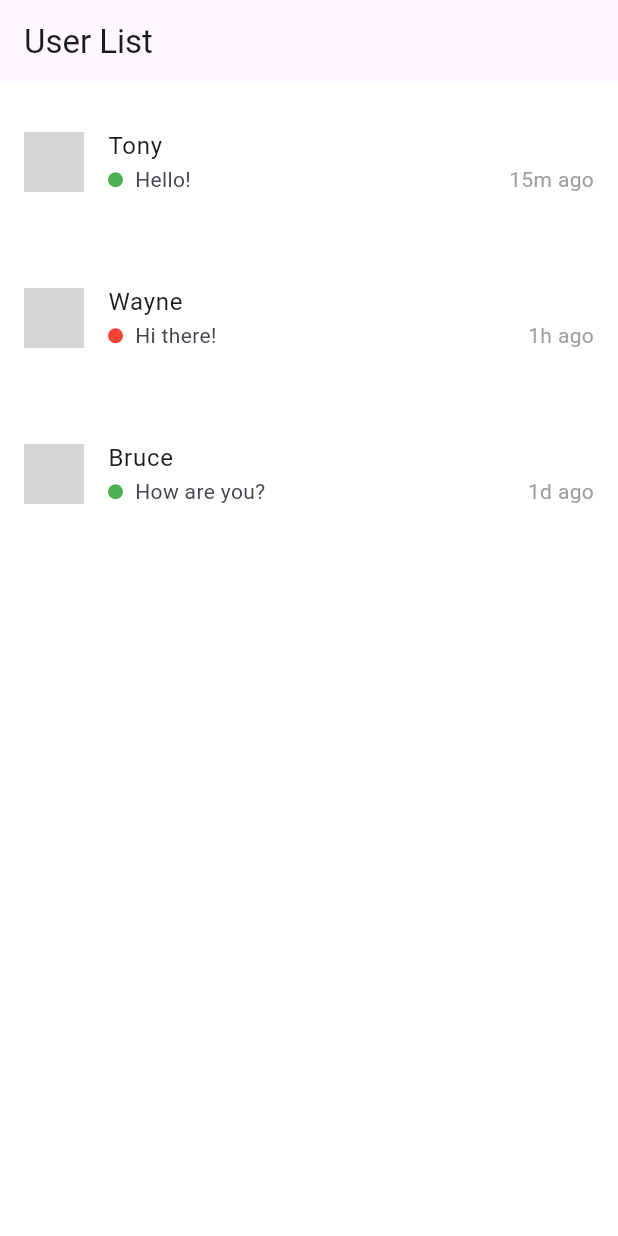
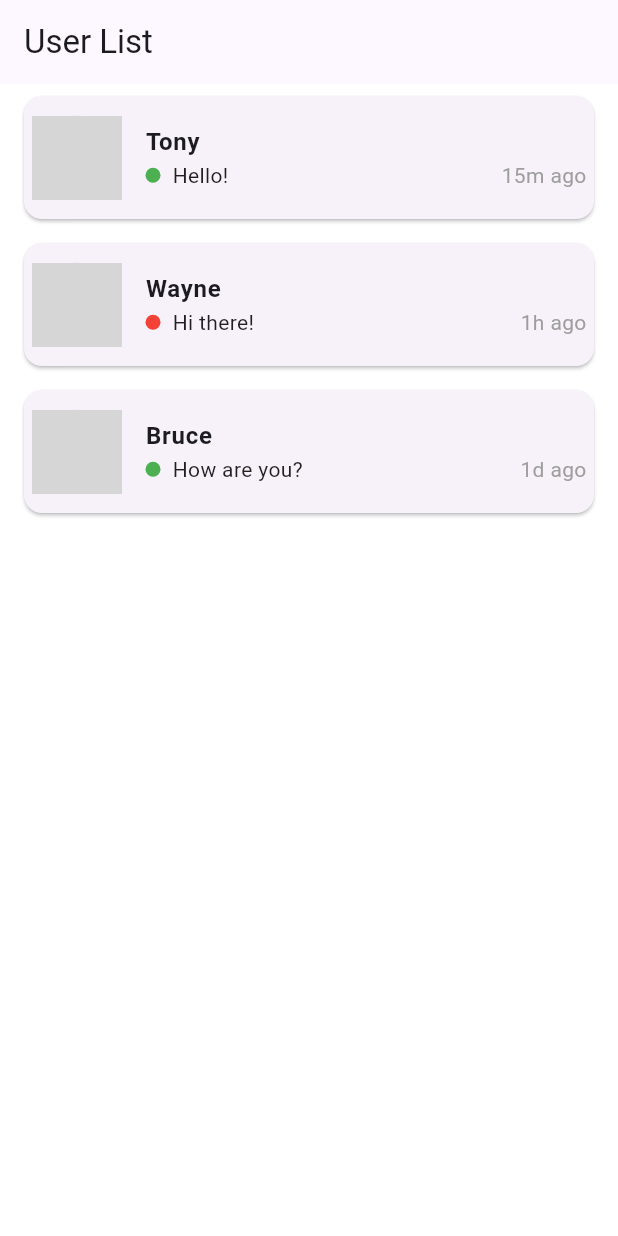
Before and after one commit to voidrlm/Messaging-App-Using-Flutter, a Flutter app: the screen it shows after launch, on a phone screen of 412 x 824 dp. Run offline on Flutter 3.47's test engine with Material 3 defaults, Android fonts, the phone set to English and light mode, and no system bars; network calls fail; grey boxes are pictures that could not be loaded.

Commit message:
Improved design

```diff
--- a/lib/modules/homeScreen/screen.dart
+++ b/lib/modules/homeScreen/screen.dart
@@ -38,12 +38,22 @@ class HomeScreen extends StatelessWidget {
       body: ListView.builder(
         itemCount: userList.length,
         itemBuilder: (context, index) {
-          return ListTile(
-            contentPadding: EdgeInsets.all(16.0),
+          return Card(
+            elevation: 1.0,
+            margin: EdgeInsets.symmetric(vertical: 8.0, horizontal: 16.0),
+            child: ListTile(
+              contentPadding: EdgeInsets.all(5.0),
               leading: CircleAvatar(
+                radius: 30.0,
                 backgroundImage: NetworkImage(userList[index]['avatar']),
               ),
-            title: Text(userList[index]['name']),
+              title: Text(
+                userList[index]['name'],
+                style: TextStyle(
+                  fontWeight: FontWeight.bold,
+                  fontSize: 16.0,
+                ),
+              ),
               subtitle: Row(
                 mainAxisAlignment: MainAxisAlignment.spaceBetween,
                 children: [
@@ -51,7 +61,10 @@ class HomeScreen extends StatelessWidget {
                     children: [
                       _buildStatusNotifier(userList[index]['status']),
                       SizedBox(width: 8),
-                    Text(userList[index]['lastMessage']),
+                      Text(
+                        userList[index]['lastMessage'],
+                        style: TextStyle(color: Colors.black87),
+                      ),
                     ],
                   ),
                   Text(
@@ -65,6 +78,7 @@ class HomeScreen extends StatelessWidget {
                 // For simplicity, you can print a message for now
                 print('Tapped on ${userList[index]['name']}');
               },
+            ),
           );
         },
       ),
```
Lines whose indentation alone changed are shown as unchanged.
